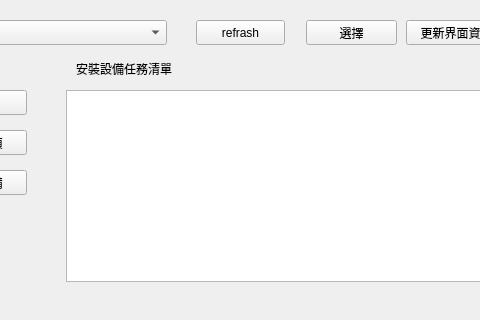
Above: ws/src/ros_qt_sen/src/install_shell/install_shell.ui from cocobird231/RV1-gui before the change; both pictures show x 564 to 1044 and y 0 to 320 of the 1246 by 710 pixel window. Below: the same form after it.
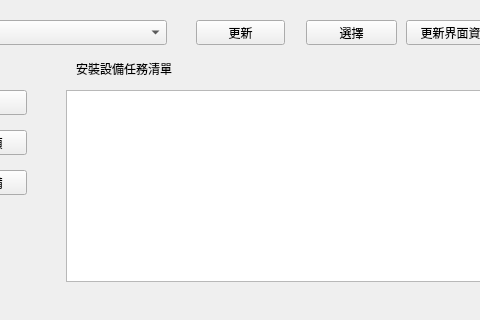
That is the form after the change.

What changed in the file:
```diff
--- a/ws/src/ros_qt_sen/src/install_shell/install_shell.ui
+++ b/ws/src/ros_qt_sen/src/install_shell/install_shell.ui
@@ -514,7 +514,7 @@
     </rect>
    </property>
    <property name="text">
-    <string>refrash</string>
+    <string>更新</string>
    </property>
   </widget>
  </widget>
```
